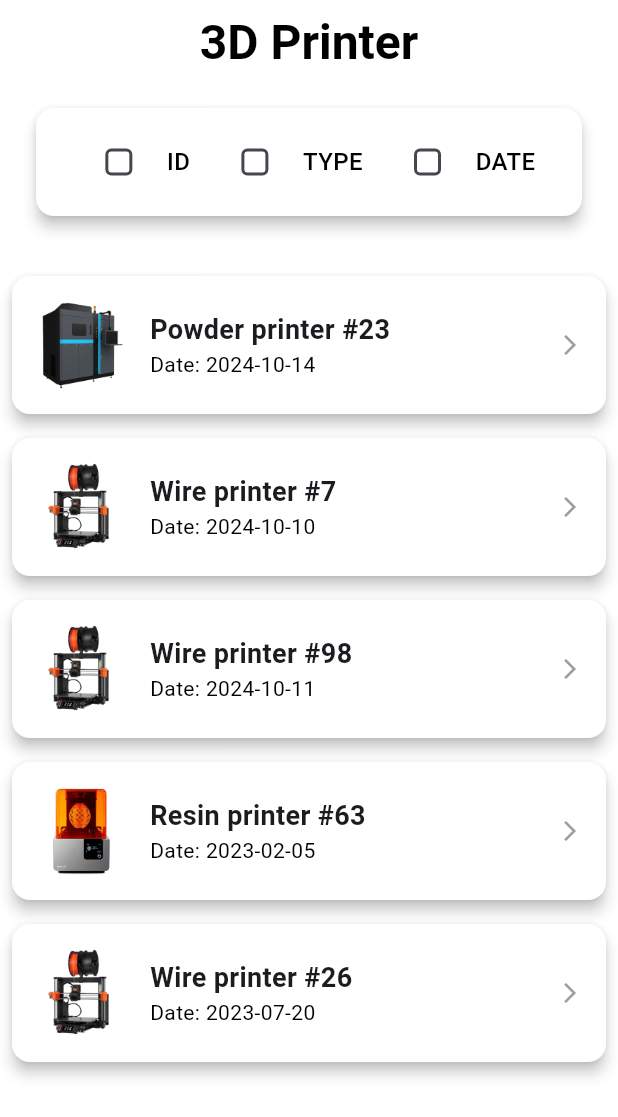
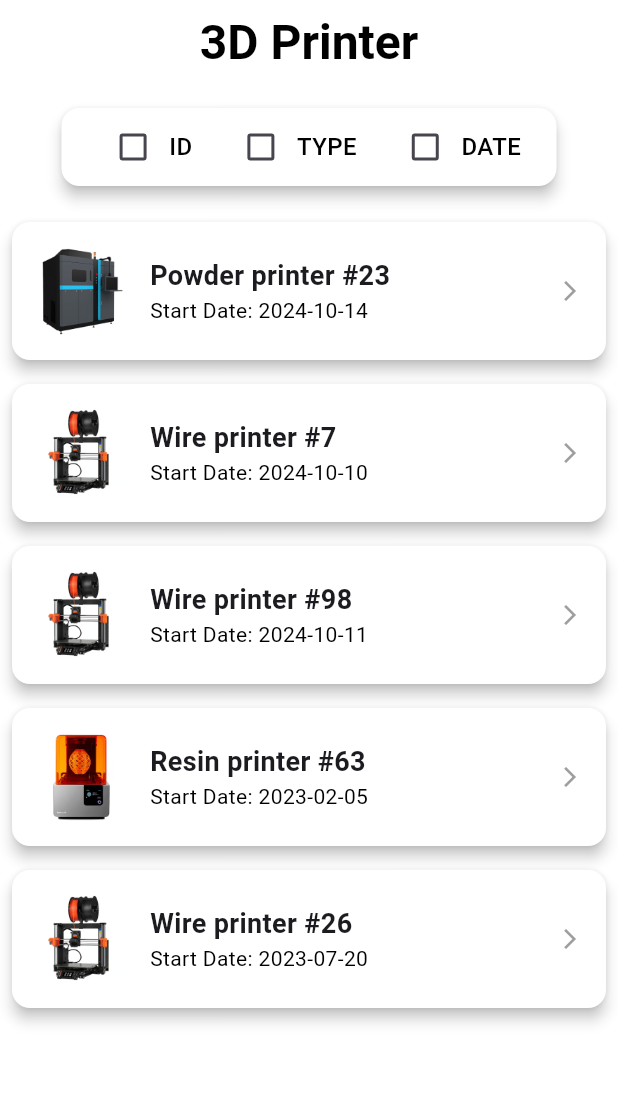
Before and after one commit to abelaich/Projet-n-1---Gestion-d-imprimantes-3D, a Flutter app: the screen it shows after launch, on a phone screen of 412 x 824 dp. Shown: the top 1117 px of the screen. Run offline on Flutter 3.47's test engine with Material 3 defaults, Android fonts, the phone set to English and light mode, and no system bars; our stand-ins replace get_it, permission_handler.

Commit message:
Refactor code for clarity; added essential comments

```diff
--- a/lib/Repository/printer_repository.dart
+++ b/lib/Repository/printer_repository.dart
@@ -1,6 +1,9 @@
 import 'package:project_n1/data/product.dart';
 
 abstract class PrinterRepository {
+  // Fetch the list of products from the repository
   List<Product> getProducts();
+
+  // Update a product in the repository
   void updateProduct(Product product);
 }
--- a/lib/Repository/printer_repository_dummy_impl.dart
+++ b/lib/Repository/printer_repository_dummy_impl.dart
@@ -1,5 +1,6 @@
 import 'printer_repository.dart';
 import 'package:project_n1/data/product.dart';
+
 
 class PrinterRepositoryDummyImpl implements PrinterRepository {
 
@@ -33,16 +34,19 @@ class PrinterRepositoryDummyImpl implements PrinterRepository {
 
   @override
   List<Product> getProducts() {
+    // Handing over the list of products
     return _products;
   }
 
   @override
   void updateProduct(Product product) {
+    // Find the index of the product we want to update
     final index = _products.indexWhere((p) => p.id == product.id);
     if (index != -1) {
+      // If we found it, we update it!
       _products[index] = product;
     } else {
-      // Handle if product does not exist (optional)
+      // In case if it doesn't exist, we add it
       _products.add(product);
     }
   }
--- a/lib/Widget/product_widget.dart
+++ b/lib/Widget/product_widget.dart
@@ -10,9 +10,9 @@ class ProductWidget extends StatelessWidget {
   @override
   Widget build(BuildContext context) {
     return Card(
-      color: AppColors.secondaryColor, // Fond blanc pour la carte
-      margin: const EdgeInsets.all(8.0),
-      elevation: 4,
+      color: AppColors.secondaryColor,
+      margin: const EdgeInsets.all(8.0), // Margin around the card
+      elevation: 4, // Elevation to create a shadow effect
       child: Padding(
         padding: const EdgeInsets.all(16.0),
         child: Row(
@@ -21,34 +21,34 @@ class ProductWidget extends StatelessWidget {
               product.image,
               width: 60,
               height: 60,
-              fit: BoxFit.cover, // Ajustement de l'image
+              fit: BoxFit.cover, // Fitting the image within the defined dimensions
             ),
             const SizedBox(width: 16),
             Expanded(
               child: Column(
-                crossAxisAlignment: CrossAxisAlignment.start,
+                crossAxisAlignment: CrossAxisAlignment.start, // Aligning text to the start (left)
                 children: [
                   Text(
-                    '${product.title} #${product.id}', // Titre et ID sur la même ligne
+                    '${product.title} #${product.id}',
                     style: const TextStyle(
                       fontSize: 18,
                       fontWeight: FontWeight.bold,
                     ),
                   ),
                   Text(
-                    'Date: ${product.date.toLocal().toString().split(' ')[0]}',
+                    'Start Date: ${product.date.toLocal().toString().split(' ')[0]}',
                     style: const TextStyle(
                       fontSize: 14,
-                      color: AppColors.primaryColor, // Couleur plus légère pour la date
+                      color: AppColors.primaryColor,
                     ),
                   ),
                 ],
               ),
             ),
             const Icon(
-              Icons.arrow_forward_ios,
-              color: AppColors.accentColor, // Couleur de la flèche
-              size: 16, // Taille de la flèche
+              Icons.arrow_forward_ios, // Arrow icon indicating forward navigation
+              color: AppColors.accentColor,
+              size: 16,
             ),
           ],
         ),
--- a/lib/Widget/stock_widget.dart
+++ b/lib/Widget/stock_widget.dart
@@ -20,28 +20,29 @@ class _StockWidgetState extends State<StockWidget> {
 
   @override
   Widget build(BuildContext context) {
-    final stockPresenter = context.watch<StockPresenter>();
-    final List<Product> products = stockPresenter.products;
+    final stockPresenter = context.watch<StockPresenter>(); // Watching the StockPresenter for changes
+    final List<Product> products = stockPresenter.products; // Fetching the list of products
 
     List<Product> applyFilters() {
       List<Product> filteredProducts = List.from(products);
 
+      // Sorting products based on selected filters
       filteredProducts.sort((a, b) {
         if (filterById) {
-          int idComparison = a.id.compareTo(b.id);
-          if (idComparison != 0) return idComparison;
+          int idComparison = a.id.compareTo(b.id); // Compare IDs
+          if (idComparison != 0) return idComparison; // Sort by ID if different
         }
 
         if (filterByType) {
-          int typeComparison = a.title.compareTo(b.title);
-          if (typeComparison != 0) return typeComparison;
+          int typeComparison = a.title.compareTo(b.title); // Compare by title (type)
+          if (typeComparison != 0) return typeComparison; // Sort by type if different
         }
 
         if (filterByDate) {
-          return a.date.compareTo(b.date);
+          return a.date.compareTo(b.date); // Sort by date
         }
 
-        return 0;
+        return 0; // No sorting if no filters are applied
       });
 
       return filteredProducts;
@@ -54,33 +55,30 @@ class _StockWidgetState extends State<StockWidget> {
         title: const Text(
           "3D Printer",
           style: TextStyle(
-            fontSize: 32, // Augmente la taille de la police
-            color: AppColors.primaryColor, // Texte noir pour le contraste sur fond blanc
+            fontSize: 32,
           ),
         ),
-        centerTitle: true, // Centre le titre dans l'AppBar
-        backgroundColor: AppColors.secondaryColor, // Fond blanc pour l'AppBar
+        centerTitle: true, // Centering the title
       ),
-      body: Column(
+      body: Column( // Using a Column to organize filters and product list
         children: [
           _buildFilterOptions(),
-          const SizedBox(height: 16),
-          Expanded(
+          Expanded( // Expanding the ListView to fill available space
             child: ListView.builder(
-              itemCount: filteredProducts.length,
+              itemCount: filteredProducts.length, // Total number of filtered products
               itemBuilder: (BuildContext context, int index) {
-                final product = filteredProducts[index];
+                final product = filteredProducts[index]; // Get product at current index
 
                 return GestureDetector(
                   onTap: () {
                     Navigator.push(
                       context,
                       MaterialPageRoute(
-                        builder: (context) => PrinterDetailWidget(product: product),
+                        builder: (context) => PrinterDetailWidget(product: product), // Navigating to details
                       ),
                     );
                   },
-                  child: ProductWidget(product: product),
+                  child: ProductWidget(product: product), // Displaying the product widget
                 );
               },
             ),
@@ -92,29 +90,29 @@ class _StockWidgetState extends State<StockWidget> {
 
   Widget _buildFilterOptions() {
     return Padding(
-      padding: const EdgeInsets.all(16.0),
+      padding: const EdgeInsets.all(16.0), // Padding for filter card
       child: Card(
         elevation: 4,
-        color: AppColors.secondaryColor,
-        margin: const EdgeInsets.symmetric(horizontal: 8.0),
+        color: AppColors.secondaryColor, // Background color for filter card
+        margin: const EdgeInsets.symmetric(horizontal: 25.0), // Margin
         child: Padding(
-          padding: const EdgeInsets.all(12.0),
+          padding: const EdgeInsets.all(2.0),
           child: Row(
-            mainAxisAlignment: MainAxisAlignment.spaceEvenly,
+            mainAxisAlignment: MainAxisAlignment.spaceEvenly, // Distributing filter options
             children: [
               _buildFilterOption('ID', filterById, (bool? newValue) {
                 setState(() {
-                  filterById = newValue!;
+                  filterById = newValue!; // Updating filter state
                 });
               }),
               _buildFilterOption('TYPE', filterByType, (bool? newValue) {
                 setState(() {
-                  filterByType = newValue!;
+                  filterByType = newValue!; // Updating filter state
                 });
               }),
               _buildFilterOption('DATE', filterByDate, (bool? newValue) {
                 setState(() {
-                  filterByDate = newValue!;
+                  filterByDate = newValue!; // Updating filter state
                 });
               }),
             ],
@@ -126,27 +124,24 @@ class _StockWidgetState extends State<StockWidget> {
 
   Widget _buildFilterOption(String label, bool value, ValueChanged<bool?> onChanged) {
     return Row(
-      mainAxisAlignment: MainAxisAlignment.center,
       children: [
         Checkbox(
           value: value,
-          onChanged: onChanged,
-          shape: RoundedRectangleBorder(borderRadius: BorderRadius.circular(4)),
-          checkColor: AppColors.secondaryColor,
+          onChanged: onChanged, // Function to call when checkbox is toggled
+          checkColor: AppColors.secondaryColor, // Check color
           fillColor: MaterialStateProperty.resolveWith((states) {
             if (states.contains(MaterialState.selected)) {
-              return AppColors.primaryColor;
+              return AppColors.primaryColor; // Fill color when checked
             }
-            return AppColors.secondaryColor;
+            return AppColors.secondaryColor; // Fill color when unchecked
           }),
         ),
-        const SizedBox(width: 8),
         Text(
-          label,
+          label, // The label for the checkbox
           style: const TextStyle(
             fontSize: 16,
             fontWeight: FontWeight.w500,
-            color: AppColors.primaryColor,
+            color: AppColors.primaryColor, // Color for label text
           ),
         ),
       ],
--- a/lib/data/product.dart
+++ b/lib/data/product.dart
@@ -1,8 +1,8 @@
 class Product {
-  int id;
-  String title;
-  DateTime date;
-  String image;
+  int id;         // Unique identifier for the product
+  String title;   // Title of the printer
+  DateTime date;  // Start date
+  String image;   // Path to the product's image, because a picture is worth a thousand lines of code!
 
   Product({
     required this.id,
@@ -11,6 +11,7 @@ class Product {
     required this.image,
   });
 
+  // Returns the image path based on the printer type
   static String getImageForType(String title) {
     switch (title) {
       case 'Powder printer':
@@ -20,11 +21,11 @@ class Product {
       case 'Resin printer':
         return 'assets/images/resin-printer.png';
       default:
-        return ''; // Default image
+        return ''; // Empty image, for those printer types that might exist!
     }
   }
 
-  // Factory constructor with automatic image assignment
+  // Factory constructor that creates a Product and assigns the image automatically
   factory Product.withImage({
     required int id,
     required String title,
@@ -34,7 +35,7 @@ class Product {
       id: id,
       title: title,
       date: date,
-      image: getImageForType(title),
+      image: getImageForType(title), // The image is now on autopilot
     );
   }
 }
--- a/lib/main.dart
+++ b/lib/main.dart
@@ -9,6 +9,7 @@ import 'package:project_n1/resources/app_colors.dart';
 
 void main() {
   GetIt.instance.registerSingleton<PrinterRepository>(PrinterRepositoryDummyImpl());
+
   runApp(
     ChangeNotifierProvider<StockPresenter>(
       create: (context) => StockPresenterImpl(),
@@ -23,20 +24,20 @@ class MyApp extends StatelessWidget {
   @override
   Widget build(BuildContext context) {
     return MaterialApp(
-      debugShowCheckedModeBanner: false,
+      debugShowCheckedModeBanner: false, // Hiding the debug banner
       theme: ThemeData(
-        primaryColor: AppColors.primaryColor,
-        scaffoldBackgroundColor: AppColors.secondaryColor, // Corps blanc
+        primaryColor: AppColors.primaryColor,               // Primary color for the app
+        scaffoldBackgroundColor: AppColors.secondaryColor,  // Background color for the scaffold
         appBarTheme: const AppBarTheme(
-          backgroundColor: AppColors.secondaryColor,
+          backgroundColor: AppColors.secondaryColor,        // AppBar background color
           titleTextStyle: TextStyle(
-            color: AppColors.primaryColor,
-            fontSize: 24,
+            color: AppColors.primaryColor,                  // Text color for the AppBar title
+            fontSize: 24,                                   // Font size for the title
             fontWeight: FontWeight.bold,
           ),
         ),
       ),
-      home: const StockWidget(), // Directly set the home widget
+      home: const StockWidget(), // Setting StockWidget as the home screen
     );
   }
 }
--- a/lib/resources/app_colors.dart
+++ b/lib/resources/app_colors.dart
@@ -1,8 +1,7 @@
-// lib/resources/app_colors.dart
 import 'package:flutter/material.dart';
 
 class AppColors {
-  static const Color primaryColor = Colors.black; // Couleur principale
-  static const Color secondaryColor = Colors.white; // Couleur secondaire
-  static const Color accentColor = Colors.grey; // Couleur d'accentuation
+  static const Color primaryColor = Colors.black;
+  static const Color secondaryColor = Colors.white;
+  static const Color accentColor = Colors.grey;
 }
--- a/pubspec.yaml
+++ b/pubspec.yaml
@@ -28,15 +28,15 @@ environment:
 # the latest version available on pub.dev. To see which dependencies have newer
 # versions available, run `flutter pub outdated`.
 dependencies:
+
+  # https://www.youtube.com/watch?v=CCAx57Mtzrc
   add_2_calendar : any
-  ntp : any
 
   flutter:
     sdk: flutter
   get_it: ^7.7.0
   provider: ^6.1.2
   permission_handler: ^10.2.0
-  table_calendar: ^3.1.2
 
 
   # The following adds the Cupertino Icons font to your application.
```
Also changed, not shown: lib/Widget/printer_detail_widget.dart (+77 -26 lines), lib/presenter/stock_presenter.dart (+26 -41 lines), pubspec.lock, 1 other file.
